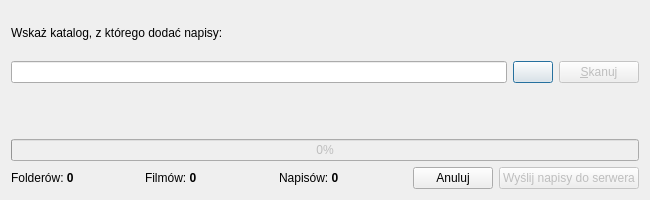
Above: ui/frmupload.ui from QNapi/qnapi before the change. Below: the same form after it.
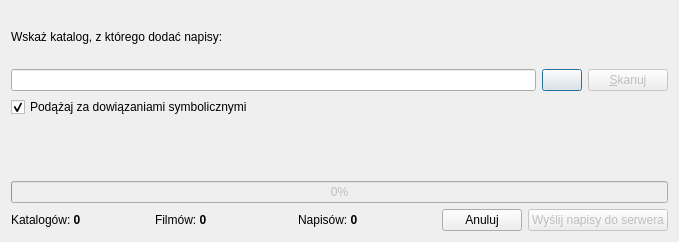
That is the form after the change. Icons and pictures are not drawn.

Diff of the .ui file:
```diff
--- a/ui/frmupload.ui
+++ b/ui/frmupload.ui
@@ -5,8 +5,8 @@
    <rect>
     <x>0</x>
     <y>0</y>
-    <width>650</width>
-    <height>200</height>
+    <width>679</width>
+    <height>242</height>
    </rect>
   </property>
   <property name="minimumSize" >
@@ -66,14 +66,14 @@
      </property>
     </widget>
    </item>
-   <item row="2" column="0" colspan="5" >
-    <widget class="QLabel" name="lbAction" >
-     <property name="text" >
-      <string/>
-     </property>
-    </widget>
-   </item>
    <item row="3" column="0" colspan="5" >
+    <widget class="QLabel" name="lbAction" >
+     <property name="text" >
+      <string/>
+     </property>
+    </widget>
+   </item>
+   <item row="4" column="0" colspan="5" >
     <widget class="QProgressBar" name="pbProgress" >
      <property name="enabled" >
       <bool>false</bool>
@@ -83,12 +83,12 @@
      </property>
     </widget>
    </item>
-   <item row="4" column="0" colspan="5" >
+   <item row="5" column="0" colspan="5" >
     <layout class="QHBoxLayout" >
      <item>
       <widget class="QLabel" name="lbFoldersCount" >
        <property name="text" >
-        <string>Folderów: &lt;b>0&lt;/b></string>
+        <string>Katalogów: &lt;b>0&lt;/b></string>
        </property>
       </widget>
      </item>
@@ -137,6 +137,16 @@
      </item>
     </layout>
    </item>
+   <item row="2" column="0" colspan="3" >
+    <widget class="QCheckBox" name="cbFollowSymLinks" >
+     <property name="text" >
+      <string>Podążaj za dowiązaniami symbolicznymi</string>
+     </property>
+     <property name="checked" >
+      <bool>true</bool>
+     </property>
+    </widget>
+   </item>
   </layout>
  </widget>
  <resources>
```
